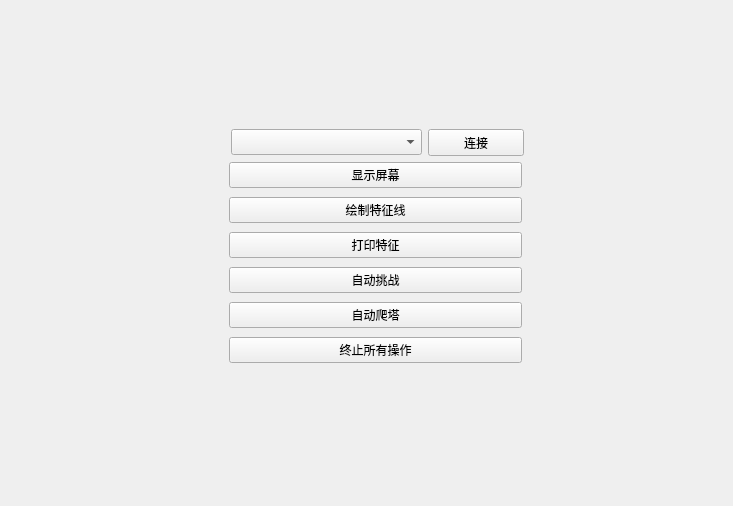
The window that src/plugin/afk_helper/pages/main/afk_main.ui (objcat/test-python) describes before a commit, drawn with Qt 5.
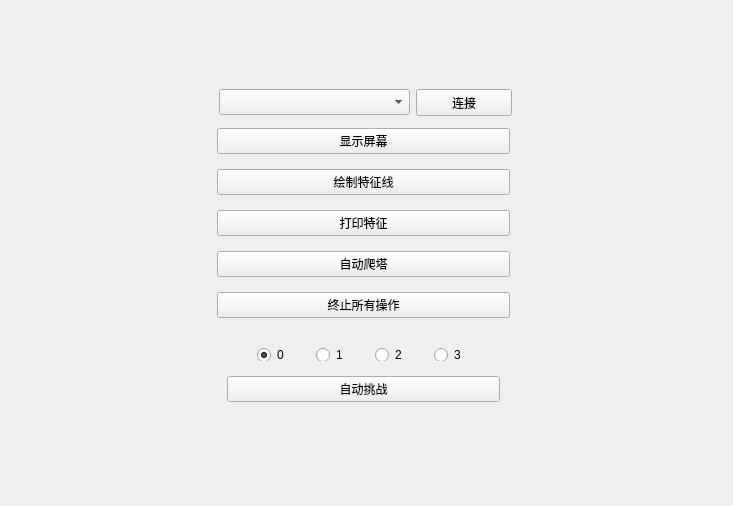
The same window after the commit.

```diff
--- a/src/plugin/afk_helper/pages/main/afk_main.ui
+++ b/src/plugin/afk_helper/pages/main/afk_main.ui
@@ -17,8 +17,8 @@
    <widget class="QFrame" name="frame">
     <property name="geometry">
      <rect>
-      <x>220</x>
-      <y>150</y>
+      <x>208</x>
+      <y>110</y>
       <width>311</width>
       <height>231</height>
      </rect>
@@ -45,13 +45,6 @@
        </property>
       </widget>
      </item>
-     <item>
-      <widget class="QPushButton" name="auto_challenge_btn">
-       <property name="text">
-        <string>自动挑战</string>
-       </property>
-      </widget>
-     </item>
      <item>
       <widget class="QPushButton" name="auto_tower_btn">
        <property name="text">
@@ -71,8 +64,8 @@
    <widget class="QFrame" name="frame">
     <property name="geometry">
      <rect>
-      <x>222</x>
-      <y>120</y>
+      <x>210</x>
+      <y>80</y>
       <width>311</width>
       <height>39</height>
      </rect>
@@ -127,6 +120,92 @@
      </item>
     </layout>
    </widget>
+   <widget class="QFrame" name="frame">
+    <property name="geometry">
+     <rect>
+      <x>218</x>
+      <y>330</y>
+      <width>291</width>
+      <height>81</height>
+     </rect>
+    </property>
+    <layout class="QVBoxLayout" name="verticalLayout_2">
+     <item>
+      <widget class="QFrame" name="frame">
+       <layout class="QHBoxLayout" name="horizontalLayout_2">
+        <property name="sizeConstraint">
+         <enum>QLayout::SetDefaultConstraint</enum>
+        </property>
+        <item>
+         <widget class="QRadioButton" name="radio0">
+          <property name="sizePolicy">
+           <sizepolicy hsizetype="Fixed" vsizetype="Fixed">
+            <horstretch>0</horstretch>
+            <verstretch>0</verstretch>
+           </sizepolicy>
+          </property>
+          <property name="mouseTracking">
+           <bool>true</bool>
+          </property>
+          <property name="text">
+           <string>0</string>
+          </property>
+          <property name="checked">
+           <bool>true</bool>
+          </property>
+         </widget>
+        </item>
+        <item>
+         <widget class="QRadioButton" name="radio1">
+          <property name="sizePolicy">
+           <sizepolicy hsizetype="Fixed" vsizetype="Fixed">
+            <horstretch>0</horstretch>
+            <verstretch>0</verstretch>
+           </sizepolicy>
+          </property>
+          <property name="text">
+           <string>1</string>
+          </property>
+         </widget>
+        </item>
+        <item>
+         <widget class="QRadioButton" name="radio3">
+          <property name="sizePolicy">
+           <sizepolicy hsizetype="Fixed" vsizetype="Fixed">
+            <horstretch>0</horstretch>
+            <verstretch>0</verstretch>
+           </sizepolicy>
+          </property>
+          <property name="text">
+           <string>2</string>
+          </property>
+         </widget>
+        </item>
+        <item>
+         <widget class="QRadioButton" name="radio2">
+          <property name="sizePolicy">
+           <sizepolicy hsizetype="Fixed" vsizetype="Fixed">
+            <horstretch>0</horstretch>
+            <verstretch>0</verstretch>
+           </sizepolicy>
+          </property>
+          <property name="text">
+           <string>3</string>
+          </property>
+         </widget>
+        </item>
+       </layout>
+      </widget>
+     </item>
+     <item>
+      <widget class="QPushButton" name="auto_challenge_btn">
+       <property name="text">
+        <string>自动挑战</string>
+       </property>
+      </widget>
+     </item>
+    </layout>
+   </widget>
   </widget>
   <widget class="QMenuBar" name="menubar">
    <property name="geometry">
```
